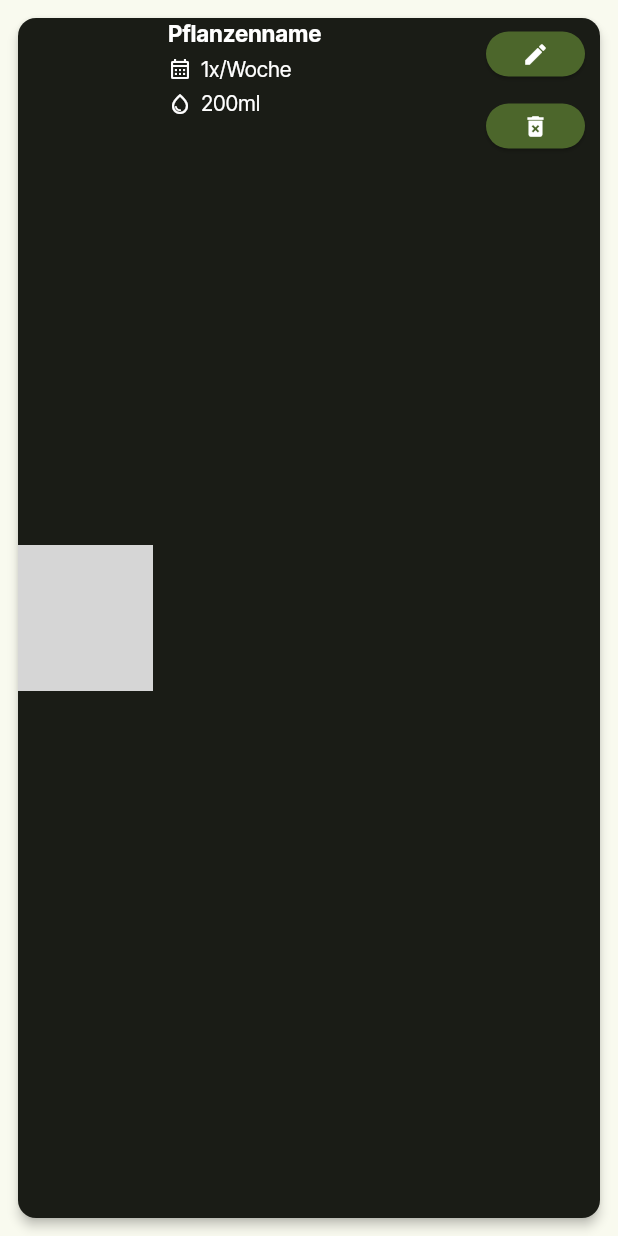
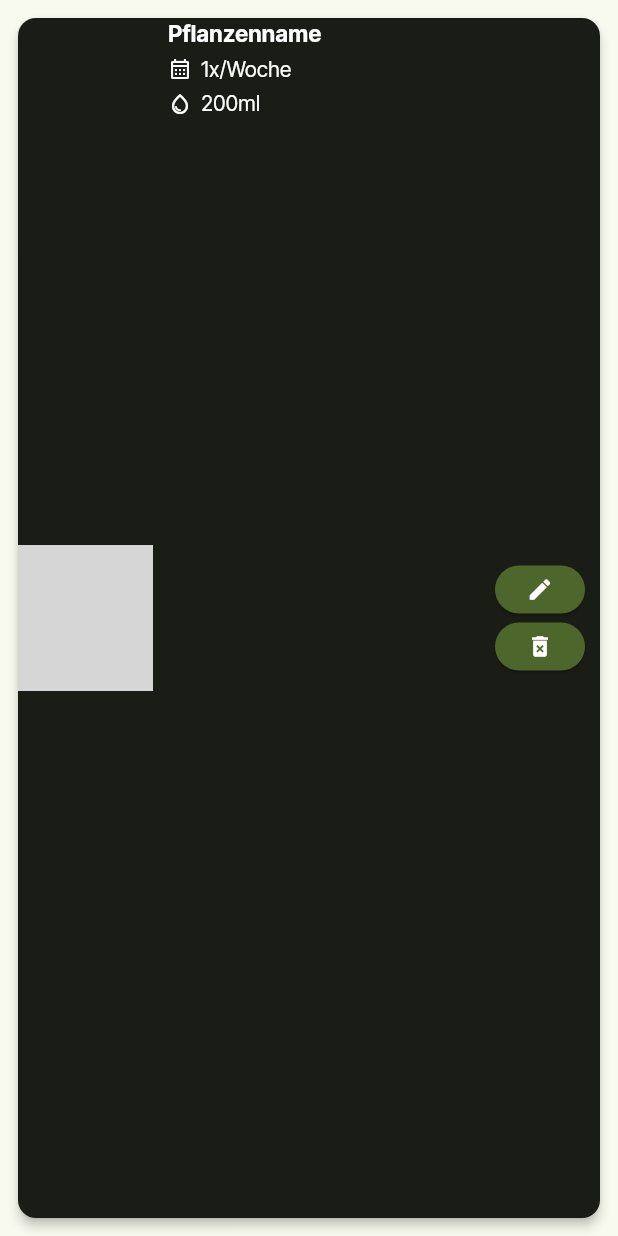
Before and after one commit to BotaniCare/botanicare-mobile, a Flutter app: the PlantCard widget shown alone on an empty page, opened directly, on a phone screen of 412 x 824 dp. Run offline on Flutter 3.47's test engine with Material 3 defaults, Android fonts, the light colour scheme and no system bars; our stand-ins replace google_fonts, image_picker; network calls fail; grey boxes are pictures that could not be loaded.

Commit message:
#64 made gap between buttons smaller

```diff
--- a/lib/features/home/widgets/plant_card.dart
+++ b/lib/features/home/widgets/plant_card.dart
@@ -80,25 +80,30 @@ class PlantCard extends StatelessWidget {
           ),
 
           Column(
+            mainAxisSize: MainAxisSize.min,
             children: [
               ElevatedButton(
                 onPressed: () {},
                 style: ElevatedButton.styleFrom(
-                  minimumSize: const Size(48, 30),
+                  padding: EdgeInsets.zero,
+                  minimumSize: Size(60, 32),
+                  tapTargetSize: MaterialTapTargetSize.shrinkWrap,
+                  backgroundColor: Theme.of(context).colorScheme.primary,
                   foregroundColor: Theme.of(context).colorScheme.onPrimary,
-                  backgroundColor: Theme.of(context).colorScheme.primary,
                 ),
-                child: Icon(Icons.edit),
+                child: Icon(Icons.edit, size: 18),
               ),
-
+              SizedBox(height: 6),
               ElevatedButton(
                 onPressed: () {},
                 style: ElevatedButton.styleFrom(
-                  minimumSize: const Size(48, 30),
+                  padding: EdgeInsets.zero,
+                  minimumSize: Size(60, 32),
+                  tapTargetSize: MaterialTapTargetSize.shrinkWrap,
+                  backgroundColor: Theme.of(context).colorScheme.primary,
                   foregroundColor: Theme.of(context).colorScheme.onPrimary,
-                  backgroundColor: Theme.of(context).colorScheme.primary,
                 ),
-                child: Icon(Icons.delete_forever),
+                child: Icon(Icons.delete_forever, size: 18),
               ),
             ],
           ),
```
Also changed, not shown: lib/features/home/view/plant_screen.dart (+55 -12 lines).
